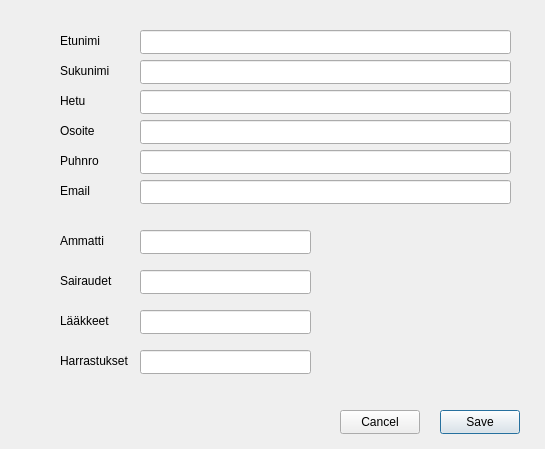
juhotuominen/CustomerManagerQT, file addcustomer.ui: the form before one commit.
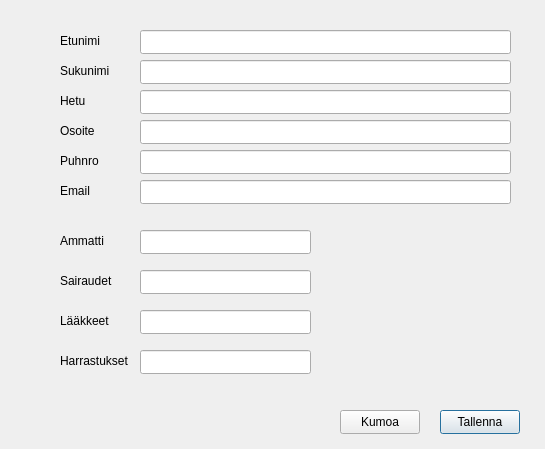
The form after the commit.

The edit to the form file:
```diff
--- a/addcustomer.ui
+++ b/addcustomer.ui
@@ -26,7 +26,7 @@
     </rect>
    </property>
    <property name="text">
-    <string>Save</string>
+    <string>Tallenna</string>
    </property>
   </widget>
   <widget class="QPushButton" name="btnCancel">
@@ -39,7 +39,7 @@
     </rect>
    </property>
    <property name="text">
-    <string>Cancel</string>
+    <string>Kumoa</string>
    </property>
   </widget>
   <widget class="QLabel" name="label">
```
